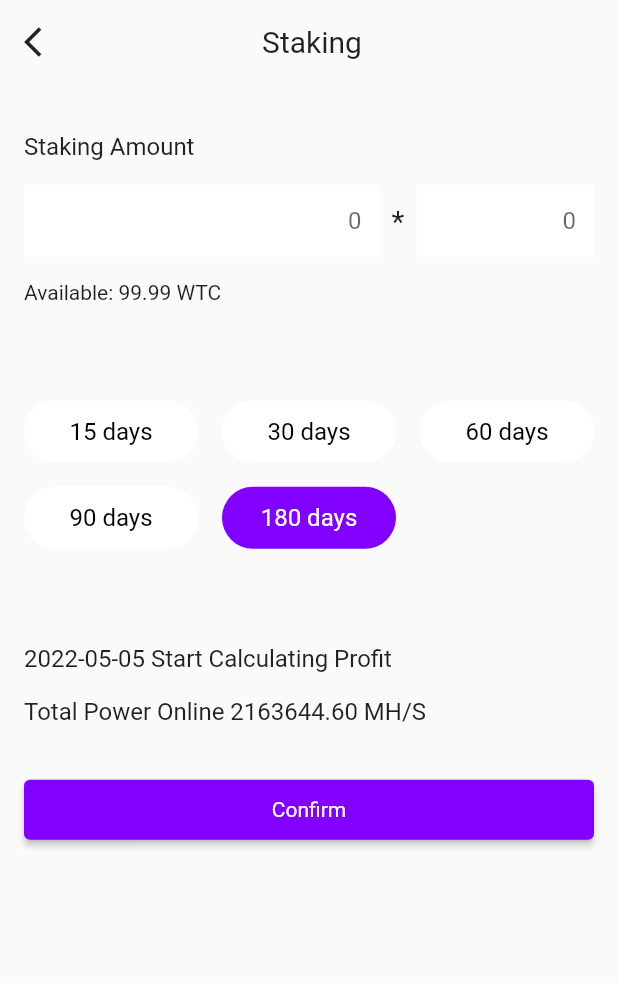
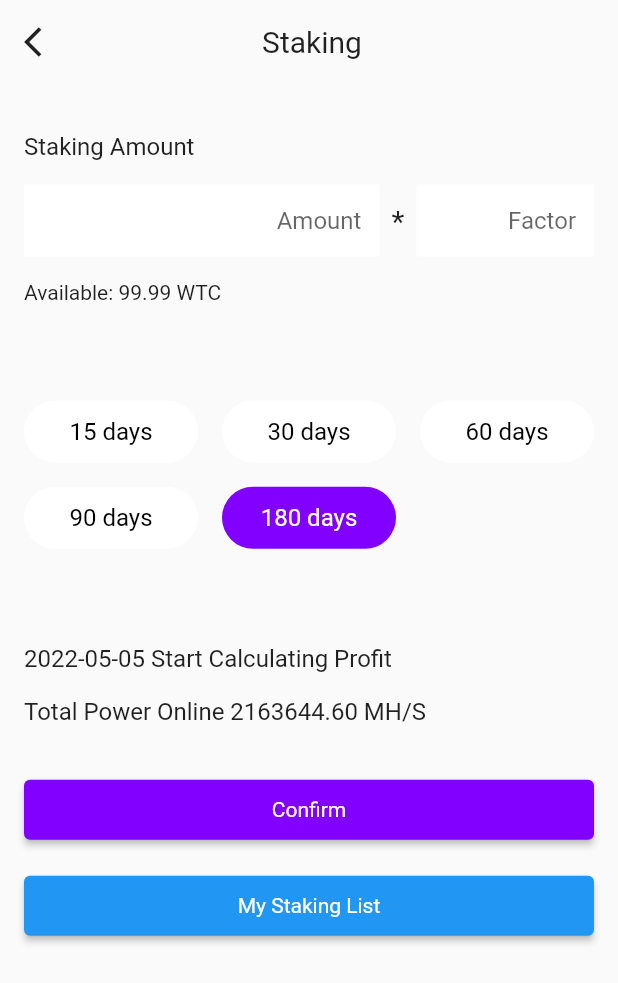
Before and after one commit to WaltonChain/waltonChain_Wallet2.0, a Flutter app: the StakingView screen opened by its route, on a phone screen of 412 x 824 dp. Shown: the top 983 px of the screen. Run offline on Flutter 3.47's test engine with Material 2 defaults, Android fonts, the phone set to English and light mode, and no system bars; our stand-ins replace convert, flutter_dotenv, flutter_easyloading, flutter_linkify, get, hex and 4 more; missing offline and left inert: bip39, crypt, ed25519_hd_key, flutter_inappwebview, ota_update, scan and 1 more; accounts and stored records are empty; network calls fail; statements that could not run were skipped.

Commit message:
add staking list page

```diff
--- a/lib/app/modules/staking/views/staking_view.dart
+++ b/lib/app/modules/staking/views/staking_view.dart
@@ -5,6 +5,7 @@ import 'package:wtc_wallet_app/app/component/back_bar.dart';
 import 'package:wtc_wallet_app/app/component/full_width_button.dart';
 import 'package:wtc_wallet_app/app/component/input_number.dart';
 import 'package:wtc_wallet_app/app/data/models/validator.dart';
+import 'package:wtc_wallet_app/app/routes/app_pages.dart';
 
 import '../controllers/staking_controller.dart';
 
@@ -44,6 +45,7 @@ class StakingView extends GetView<StakingController> {
                               controller: controller.stakingInput,
                               validator: (value) =>
                                   Validator.amount(value, 99.99),
+                              hintText: 'Amount',
                             ),
                           ),
                           const Padding(
@@ -58,6 +60,7 @@ class StakingView extends GetView<StakingController> {
                             child: InputNumber(
                               controller: controller.factorInput,
                               validator: Validator.stakeFactor,
+                              hintText: 'Factor',
                             ),
                           ),
                         ],
@@ -127,10 +130,19 @@ class StakingView extends GetView<StakingController> {
                         ),
                         const SizedBox(height: 32),
                         FullWidthButton(
-                            onPressed: () {
-                              controller.clickConfirm();
-                            },
-                            text: 'Confirm'),
+                          onPressed: () {
+                            controller.clickConfirm();
+                          },
+                          text: 'Confirm',
+                        ),
+                        const SizedBox(height: 16.0),
+                        FullWidthButton(
+                          onPressed: () {
+                            Get.toNamed(Routes.STAKING_LIST);
+                          },
+                          text: 'My Staking List',
+                          bgColor: Colors.blue,
+                        )
                       ],
                     ),
                   ),
--- /dev/null
+++ b/lib/app/modules/staking_list/controllers/staking_list_controller.dart
@@ -0,0 +1,24 @@
+import 'package:get/get.dart';
+
+class StakingListController extends GetxController {
+  final orders = [
+    {'days': 180, 'amount': '2000.0', 'startTime': '2022-05-06'},
+    {'days': 180, 'amount': '100.0', 'startTime': '2022-05-06'},
+    {'days': 180, 'amount': '300.0', 'startTime': '2022-05-06'},
+    {'days': 180, 'amount': '600.0', 'startTime': '2022-05-06'},
+    {'days': 180, 'amount': '900.0', 'startTime': '2022-05-06'},
+    {'days': 180, 'amount': '1234.0', 'startTime': '2022-05-06'},
+  ];
+  // @override
+  // void onInit() {
+  //   super.onInit();
+  // }
+
+  // @override
+  // void onReady() {
+  //   super.onReady();
+  // }
+
+  @override
+  void onClose() {}
+}
--- a/lib/app/routes/app_pages.dart
+++ b/lib/app/routes/app_pages.dart
@@ -28,6 +28,8 @@ import '../modules/splash/bindings/splash_binding.dart';
 import '../modules/splash/views/splash_view.dart';
 import '../modules/staking/bindings/staking_binding.dart';
 import '../modules/staking/views/staking_view.dart';
+import '../modules/staking_list/bindings/staking_list_binding.dart';
+import '../modules/staking_list/views/staking_list_view.dart';
 import '../modules/token_detail/bindings/token_detail_binding.dart';
 import '../modules/token_detail/views/token_detail_view.dart';
 import '../modules/transaction_detail/bindings/transaction_detail_binding.dart';
@@ -139,5 +141,10 @@ class AppPages {
       page: () => const StakingView(),
       binding: StakingBinding(),
     ),
+    GetPage(
+      name: _Paths.STAKING_LIST,
+      page: () => const StakingListView(),
+      binding: StakingListBinding(),
+    ),
   ];
 }
--- a/lib/app/routes/app_routes.dart
+++ b/lib/app/routes/app_routes.dart
@@ -23,6 +23,7 @@ abstract class Routes {
   static const CAMERA_SCAN = _Paths.CAMERA_SCAN;
   static const TRANSACTION_DETAIL = _Paths.TRANSACTION_DETAIL;
   static const STAKING = _Paths.STAKING;
+  static const STAKING_LIST = _Paths.STAKING_LIST;
 }
 
 abstract class _Paths {
@@ -45,4 +46,5 @@ abstract class _Paths {
   static const CAMERA_SCAN = '/camera-scan';
   static const TRANSACTION_DETAIL = '/transaction-detail';
   static const STAKING = '/staking';
+  static const STAKING_LIST = '/staking-list';
 }
```
Also changed, not shown: lib/app/modules/staking_list/bindings/staking_list_binding.dart (added, +12 -0 lines), lib/app/modules/staking_list/views/staking_list_view.dart (added, +91 -0 lines).
